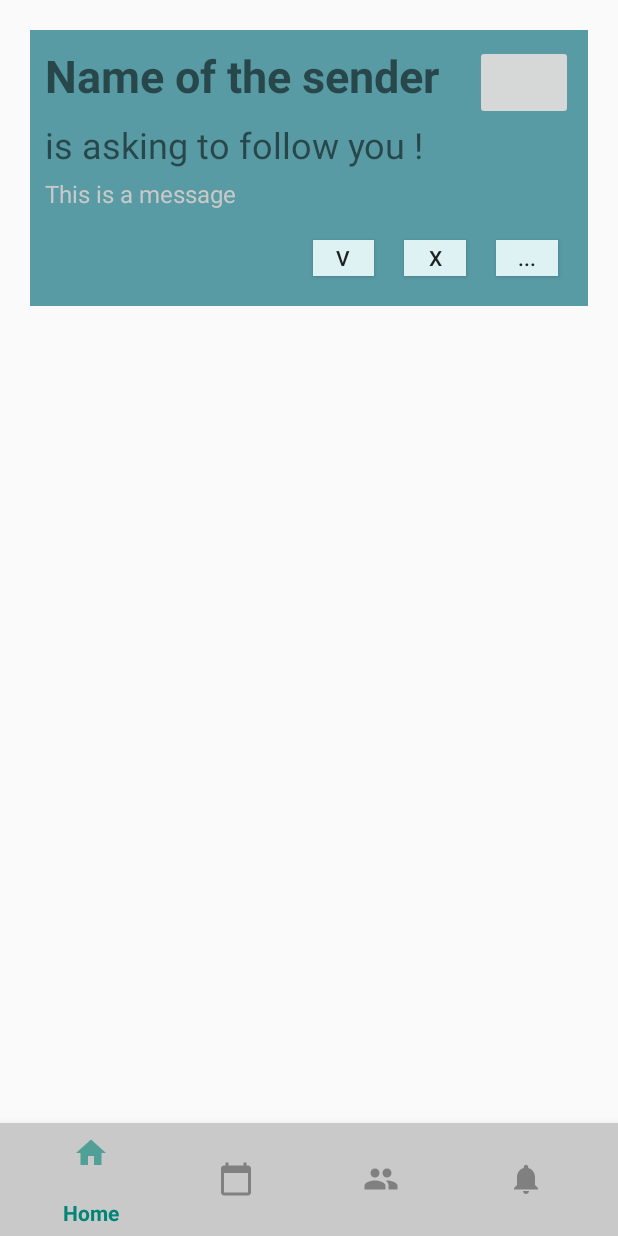
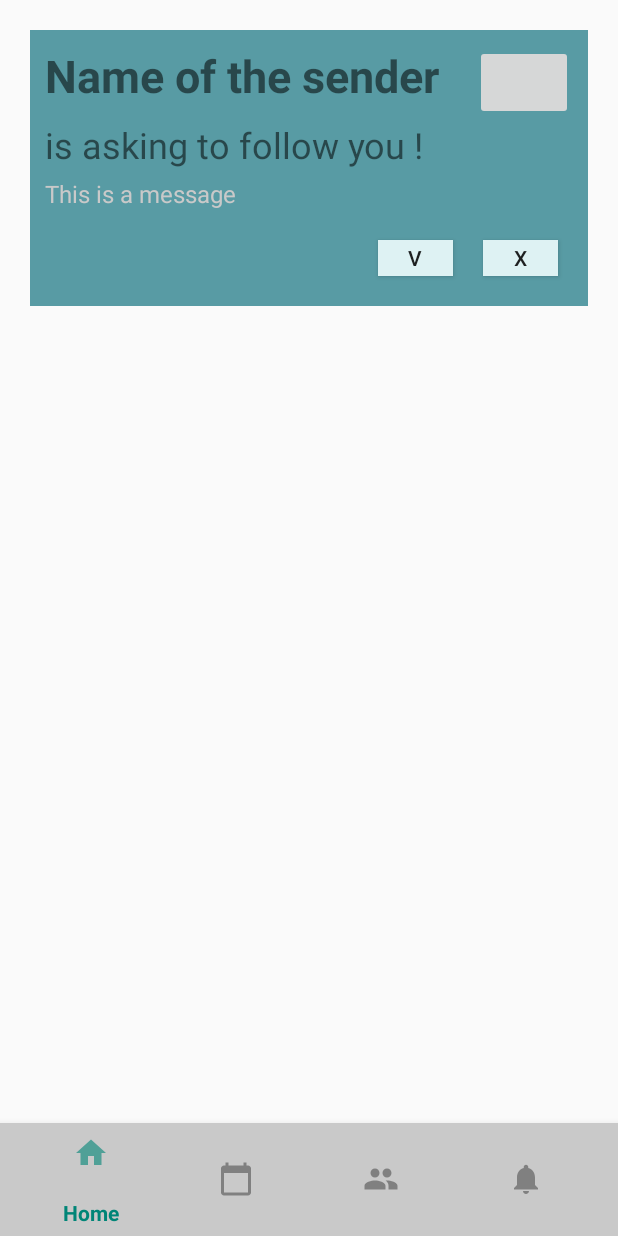
Before and after one commit to MathildeLasseigne/Co-lendar, an Android app: the fragment FollowRequest placed in its activity, on a phone screen of 412 x 824 dp. Run offline under Robolectric (Android 15) with nearby library versions, the phone set to English and light mode, and no system bars; our stand-ins replace Firebase (no records; nobody signed in at launch, a user with empty details on screens opened directly); Roboto replaces fonts that are not available here; 3 statements that could not run were skipped.

```diff
--- a/app/src/main/java/fr/ups/co_lendar/EventRequest.java
+++ b/app/src/main/java/fr/ups/co_lendar/EventRequest.java
@@ -96,12 +96,12 @@ https://www.androiddesignpatterns.com/2012/05/using-newinstance-to-instantiate.h
         this.info = (Button) view.findViewById(R.id.infoButton);
     }
 
-    //TODO: refactor
+
     public void registerRequestIntoView(){
-        /*Event event = this.request.getEvent();
+        Event event = this.request.getEvent();
         if(event != null){
             this.eventName.setText(event.getName());
-            String date = event.getDate() + " at "+event.getTime();
+            String date = event.getDate().toString();
             this.schedule.setText(date);
             this.location.setText(event.getLocation());
 
@@ -135,7 +135,7 @@ https://www.androiddesignpatterns.com/2012/05/using-newinstance-to-instantiate.h
                     //TODO switch to event view
                 }
             });
-        }*/
+        }
     }
 
     @Override
--- a/app/src/main/java/fr/ups/co_lendar/FollowRequest.java
+++ b/app/src/main/java/fr/ups/co_lendar/FollowRequest.java
@@ -17,22 +17,13 @@ import fr.ups.co_lendar.helpers.Request;
 
 public class FollowRequest extends NotificationFragment {
 
-    private TextView groupName;
+    private TextView senderName;
     private TextView message;
-    private TextView participantsLeftoverNumber;
 
-
-    private ImageView participant1;
-    private ImageView participant2;
-    private ImageView participant3;
-    private ImageView participant4;
-    private ImageView participant5;
-    private ImageView participant6;
 
     private ImageButton requestSender;
     private Button accept; //Change to ImageButton
     private Button refuse; //Change to ImageButton
-    private Button info;
 
     public FollowRequest() {}
 
@@ -46,59 +37,20 @@ public class FollowRequest extends NotificationFragment {
     }
 
     public void initialiseVar(View view){
-        this.groupName = (TextView)view.findViewById(R.id.groupName);
-        this.message = (TextView)view.findViewById(R.id.message);
-        this.participantsLeftoverNumber = (TextView)view.findViewById(R.id.participantsLeftoverNumber);
+        this.senderName = (TextView)view.findViewById(R.id.senderName);
+        this.message = (TextView)view.findViewById(R.id.messageFollow);
 
         this.requestSender = (ImageButton) view.findViewById(R.id.profileButton);
 
-        this.participant1 = (ImageView) view.findViewById(R.id.participant1);
-        this.participant2 = (ImageView) view.findViewById(R.id.participant2);
-        this.participant3 = (ImageView) view.findViewById(R.id.participant3);
-        this.participant4 = (ImageView) view.findViewById(R.id.participant4);
-        this.participant5 = (ImageView) view.findViewById(R.id.participant5);
-        this.participant6 = (ImageView) view.findViewById(R.id.participant6);
-
         this.accept = (Button) view.findViewById(R.id.acceptButton);
         this.refuse = (Button) view.findViewById(R.id.refuseButton);
-        this.info = (Button) view.findViewById(R.id.infoButton);
     }
 
     public void registerRequestIntoView(){
-    /*    Group group = this.request.getGroupID();
-        if(group != null){
-            this.groupName.setText(group.getName());
+
+
+        this.senderName.setText(request.getSender().getFirstName());
         this.message.setText(request.getMessage());
-            this.participantsLeftoverNumber.setText("");
-            int i = 0;
-            /*if(group.getMembers().size() > i){
-                //this.participant1 = group.getMembers().get(i); setImage
-                i++;
-            }
-            if(group.getMembers().size() > i){
-                //this.participant2 = group.getMembers().get(i); setImage
-                i++;
-            }
-            if(group.getMembers().size() > i){
-                //this.participant3 = group.getMembers().get(i); setImage
-                i++;
-            }
-            if(group.getMembers().size() > i){
-                //this.participant4 = group.getMembers().get(i); setImage
-                i++;
-            }
-            if(group.getMembers().size() > i){
-                //this.participant5 = group.getMembers().get(i); setImage
-                i++;
-            }
-            if(group.getMembers().size() > i){
-                //this.participant6 = group.getMembers().get(i); setImage
-                i++;
-            }
-            if(group.getMembers().size() > i){
-                this.participantsLeftoverNumber.setText("+"+ (group.getMembers().size() - i));
-            }
-
 
         //this.requestSender. //set profile picture of request.getSender()
         this.requestSender.setOnClickListener(new View.OnClickListener() {
@@ -124,13 +76,6 @@ public class FollowRequest extends NotificationFragment {
             }
         });
 
-            info.setOnClickListener(new View.OnClickListener() {
-                @Override
-                public void onClick(View view) {
-                    //TODO switch to event view
-                }
-            });
-        }*/
     }
 
     @Override
--- a/app/src/main/java/fr/ups/co_lendar/GroupRequest.java
+++ b/app/src/main/java/fr/ups/co_lendar/GroupRequest.java
@@ -73,7 +73,7 @@ public class GroupRequest extends NotificationFragment {
             this.message.setText(request.getMessage());
             this.participantsLeftoverNumber.setText("");
             int i = 0;
-            /*if(group.getMembers().size() > i){
+            if(group.getMembers().size() > i){
                 //this.participant1 = group.getMembers().get(i); setImage
                 i++;
             }
@@ -99,7 +99,7 @@ public class GroupRequest extends NotificationFragment {
             }
             if(group.getMembers().size() > i){
                 this.participantsLeftoverNumber.setText("+"+ (group.getMembers().size() - i));
-            }*/
+            }
 
 
             //this.requestSender. //set profile picture of request.getSender()
--- a/app/src/main/java/fr/ups/co_lendar/RequestFeedback.java
+++ b/app/src/main/java/fr/ups/co_lendar/RequestFeedback.java
@@ -54,12 +54,10 @@ public class RequestFeedback extends NotificationFragment {
     }
 
     public void registerRequestIntoView(){
-
- /*//TODO: Refactor
              //this.topicPicture set
 
         this.senderName.setText(request.getSender().getFirstName());
-        if(true){ //Accepted
+        if(request.isAccepted()){
             String str = "accepted your request !";
             this.acceptanceMessage.setText(str);
         } else {
@@ -74,6 +72,6 @@ public class RequestFeedback extends NotificationFragment {
             removeFromView();
         });
 
-*/
+
     }
 }
--- a/app/src/main/res/layout/fragment_follow_request.xml
+++ b/app/src/main/res/layout/fragment_follow_request.xml
@@ -98,15 +98,6 @@
             android:text="X"
             android:textAlignment="center" />
 
-        <Button
-            android:id="@+id/infoButton"
-            android:layout_width="7dp"
-            android:layout_height="24dp"
-            android:layout_margin="10dp"
-            android:layout_weight="1"
-            android:background="@color/lightBlue"
-            android:text="..."
-            android:textAlignment="center" />
     </LinearLayout>
 
 </LinearLayout>
```
Lines whose indentation alone changed are shown as unchanged.
